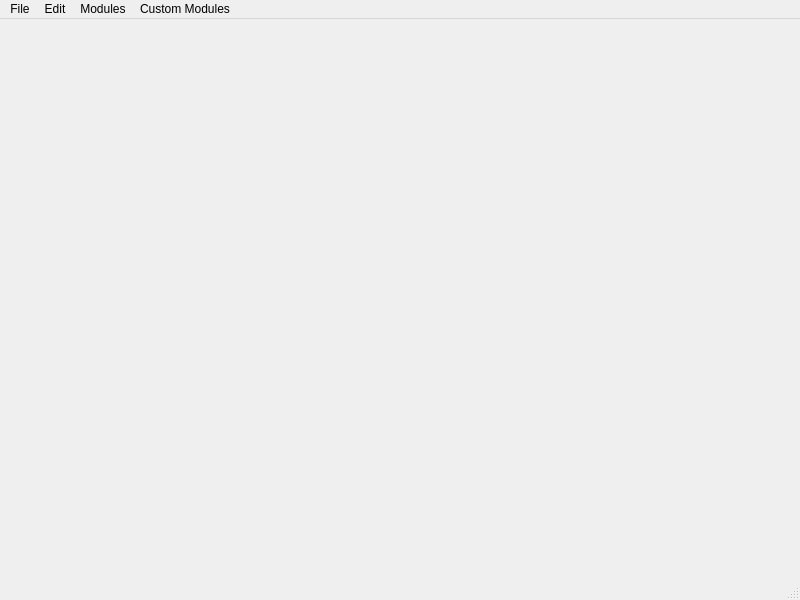
Old version of the form viewer_modules/main_window_pytemplate.ui in the repository kushalkolar/MESmerize.
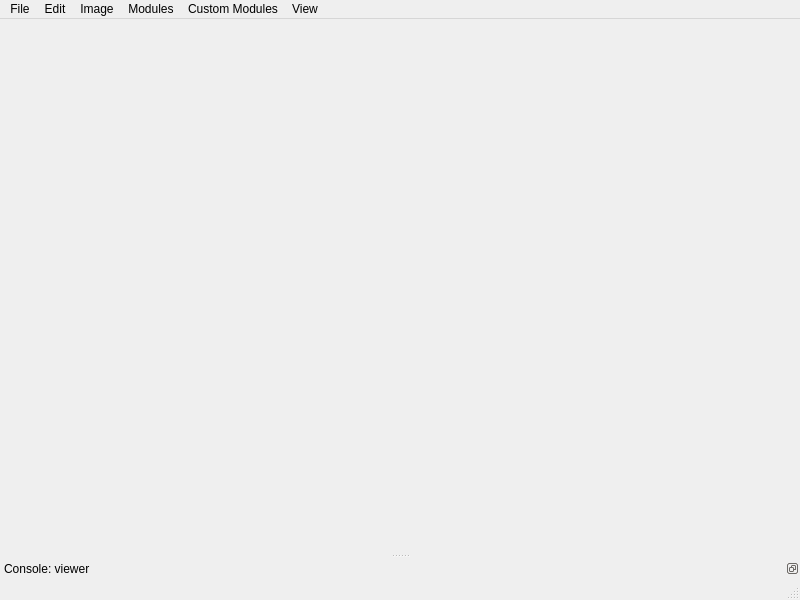
New version of the form.

Patch:
```diff
--- a/viewer_modules/main_window_pytemplate.ui
+++ b/viewer_modules/main_window_pytemplate.ui
@@ -20,7 +20,7 @@
      <x>0</x>
      <y>0</y>
      <width>800</width>
-     <height>22</height>
+     <height>20</height>
     </rect>
    </property>
    <widget class="QMenu" name="menuFile">
@@ -76,12 +76,45 @@
     <addaction name="actionReload_list"/>
     <addaction name="separator"/>
    </widget>
+   <widget class="QMenu" name="menuImage">
+    <property name="title">
+     <string>Image</string>
+    </property>
+    <addaction name="actionReset_Scale"/>
+    <addaction name="actionResize"/>
+    <addaction name="actionCrop"/>
+    <addaction name="separator"/>
+    <addaction name="actionMeasure"/>
+    <addaction name="separator"/>
+    <addaction name="actionView_info"/>
+    <addaction name="actionChange_dtype"/>
+   </widget>
+   <widget class="QMenu" name="menuView">
+    <property name="title">
+     <string>View</string>
+    </property>
+    <addaction name="actionConsole"/>
+   </widget>
    <addaction name="menuFile"/>
    <addaction name="menuEdit"/>
+   <addaction name="menuImage"/>
    <addaction name="menuModules"/>
    <addaction name="menuCustom_Modules"/>
+   <addaction name="menuView"/>
   </widget>
   <widget class="QStatusBar" name="statusbar"/>
+  <widget class="QDockWidget" name="dockConsole">
+   <property name="features">
+    <set>QDockWidget::DockWidgetFloatable|QDockWidget::DockWidgetMovable</set>
+   </property>
+   <property name="windowTitle">
+    <string>Console: viewer</string>
+   </property>
+   <attribute name="dockWidgetArea">
+    <number>8</number>
+   </attribute>
+   <widget class="QWidget" name="dockWidgetContents"/>
+  </widget>
   <action name="actionOpen_work_environment">
    <property name="text">
     <string>Open work environment</string>
```
Left out of the diff: 71 changed lines with no effect on the pictures.
